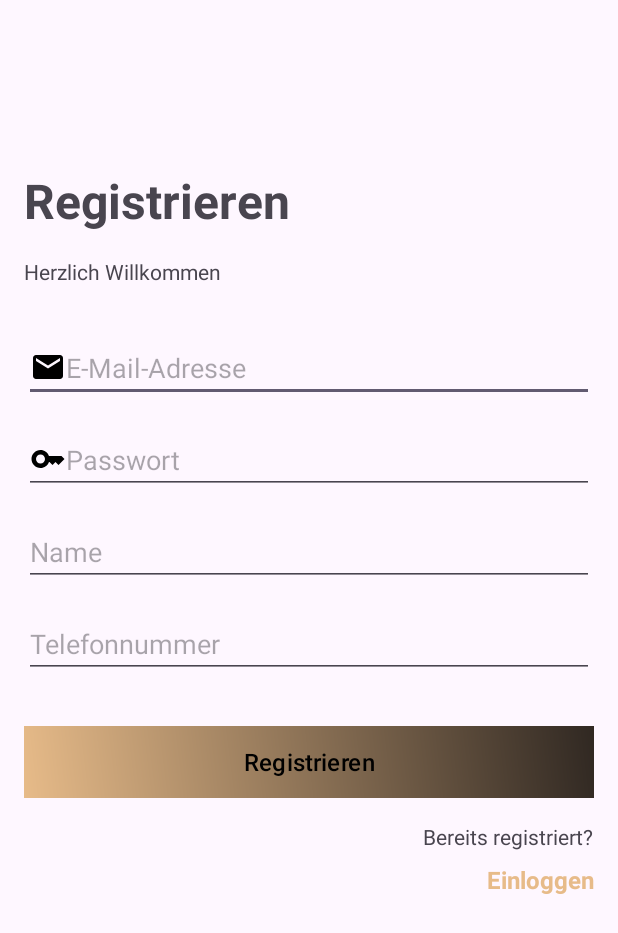
After one commit to Yanni17/Ame_Noire, an Android app: the fragment RegisterFragment shown on its own in the app's theme, on a phone screen of 412 x 824 dp. The commit adds this screen. Shown: the top 933 px of the screen. Run offline under Robolectric (Android 15) with nearby library versions, the phone set to English and light mode, and no system bars; our stand-ins replace Firebase (no records; nobody signed in at launch, a user with empty details on screens opened directly), Room's generated code; 2 statements that could not run were skipped.

Commit message:
Firebase angebunden + Layouts erstellet

```diff
--- a/app/build.gradle
+++ b/app/build.gradle
@@ -3,6 +3,7 @@ plugins {
     id 'org.jetbrains.kotlin.android'
     id 'androidx.navigation.safeargs.kotlin'
     id 'kotlin-kapt'
+    id 'com.google.gms.google-services'
 }
 
 android {
@@ -43,6 +44,8 @@ dependencies {
     implementation 'androidx.appcompat:appcompat:1.6.1'
     implementation 'com.google.android.material:material:1.5.0'
     implementation 'androidx.constraintlayout:constraintlayout:2.1.4'
+    implementation 'com.google.firebase:firebase-firestore-ktx:24.8.1'
+    implementation 'com.google.firebase:firebase-auth-ktx:22.1.2'
     testImplementation 'junit:junit:4.13.2'
     androidTestImplementation 'androidx.test.ext:junit:1.1.5'
     androidTestImplementation 'androidx.test.espresso:espresso-core:3.5.1'
--- a/app/src/main/java/com/example/shoptest/MainActivity.kt
+++ b/app/src/main/java/com/example/shoptest/MainActivity.kt
@@ -2,11 +2,7 @@ package com.example.shoptest
 
 import androidx.appcompat.app.AppCompatActivity
 import android.os.Bundle
-import android.view.MenuItem
 import androidx.appcompat.widget.Toolbar
-import androidx.appcompat.app.ActionBar
-import androidx.fragment.app.Fragment
-import androidx.navigation.findNavController
 import androidx.navigation.fragment.NavHostFragment
 import androidx.navigation.ui.NavigationUI
 import androidx.navigation.ui.setupWithNavController
@@ -28,7 +24,6 @@ class MainActivity : AppCompatActivity() {
 
         val toolbar: Toolbar = findViewById(R.id.materialToolbar)
         setSupportActionBar(toolbar)
-        setToolbarTitle("Home")
         supportActionBar?.setDisplayHomeAsUpEnabled(false)
 
         binding.bottomNavigationView.setOnItemSelectedListener { item ->
--- a/app/src/main/java/com/example/shoptest/MainViewModel.kt
+++ b/app/src/main/java/com/example/shoptest/MainViewModel.kt
@@ -11,57 +11,113 @@ import com.example.shoptest.data.datamodels.Datasource
 import com.example.shoptest.data.datamodels.local.getDatabase
 import com.example.shoptest.data.datamodels.models.Clothes
 import com.example.shoptest.data.datamodels.models.Kategorie
+import com.example.shoptest.data.datamodels.models.Profile
+import com.google.firebase.auth.FirebaseAuth
+import com.google.firebase.auth.FirebaseUser
+import com.google.firebase.firestore.DocumentReference
+import com.google.firebase.firestore.FirebaseFirestore
 import kotlinx.coroutines.Dispatchers
 import kotlinx.coroutines.launch
 
-class MainViewModel(application: Application): AndroidViewModel(application) {
+class MainViewModel(application: Application) : AndroidViewModel(application) {
+
+    val firebaseAuth = FirebaseAuth.getInstance()
+    val firestore = FirebaseFirestore.getInstance()
+
+    private val _user: MutableLiveData<FirebaseUser?> = MutableLiveData()
+    val user: LiveData<FirebaseUser?>
+        get() = _user
+
+    lateinit var profileRef: DocumentReference
+
 
     private val database = getDatabase(application)
 
-    private val repository = AppRepository(ClothesApi,database)
+    private val repository = AppRepository(ClothesApi, database)
 
     private val _datasource = MutableLiveData<List<Kategorie>>()
-    val datasource : LiveData<List<Kategorie>>
+    val datasource: LiveData<List<Kategorie>>
         get() = _datasource
 
     init {
         _datasource.postValue(Datasource(application).loadCategories())
         loadData()
+        setupUserEnv()
     }
 
-    fun loadData(){
+    fun loadData() {
 
         viewModelScope.launch(Dispatchers.IO) {
             repository.getClothes()
         }
-
     }
 
-    fun getAllHerren(): LiveData<List<Clothes>>{
-            return repository.getAllHerren()
+    //FIREBASE_
+
+    fun setupUserEnv() {
+        _user.value = firebaseAuth.currentUser
+
+        firebaseAuth.currentUser?.let {
+            profileRef = firestore.collection("Profile").document(firebaseAuth.currentUser!!.uid)
+        }
     }
 
-    fun getAllDamen(): LiveData<List<Clothes>>{
+    fun signUp(email: String, password: String, name: String, telefonnummer: String) {
+
+        firebaseAuth.createUserWithEmailAndPassword(email, password).addOnCompleteListener {
+
+            if (it.isSuccessful) {
+                val profile = Profile(name, telefonnummer)
+                profileRef.set(profile)
+                setupUserEnv()
+            }
+        }
+    }
+
+    fun signOut() {
+        firebaseAuth.signOut()
+        _user.value = firebaseAuth.currentUser
+    }
+
+    fun signIn(email: String, password: String) {
+        firebaseAuth.signInWithEmailAndPassword(email, password).addOnCompleteListener {
+
+            if (it.isSuccessful) {
+                setupUserEnv()
+
+            }
+        }
+    }
+
+    //ROOM_
+
+    fun getAllHerren(): LiveData<List<Clothes>> {
+        return repository.getAllHerren()
+    }
+
+    fun getAllDamen(): LiveData<List<Clothes>> {
         return repository.getAllDamen()
     }
 
-    fun getAllElectrics(): LiveData<List<Clothes>>{
+    fun getAllElectrics(): LiveData<List<Clothes>> {
         return repository.getAllElectrics()
     }
 
-    fun getAllJewelry(): LiveData<List<Clothes>>{
+    fun getAllJewelry(): LiveData<List<Clothes>> {
         return repository.getAllJewelry()
     }
-    fun getAllLiked(): LiveData<List<Clothes>>{
+
+    fun getAllLiked(): LiveData<List<Clothes>> {
         return repository.getAllLiked()
     }
 
-    fun updateLike(liked: Int,id: Int){
+    fun updateLike(liked: Int, id: Int) {
         viewModelScope.launch(Dispatchers.IO) {
-            repository.updateLike(liked,id)
+            repository.updateLike(liked, id)
         }
     }
-    fun getDetail(id: Int): LiveData<Clothes>{
+
+    fun getDetail(id: Int): LiveData<Clothes> {
         return repository.getDetail(id)
     }
 }
--- /dev/null
+++ b/app/src/main/java/com/example/shoptest/data/datamodels/models/Profile.kt
@@ -0,0 +1,6 @@
+package com.example.shoptest.data.datamodels.models
+
+class Profile(
+    var name: String,
+    var telefonNummer: String,
+)
--- /dev/null
+++ b/app/src/main/java/com/example/shoptest/ui/RegisterFragment.kt
@@ -0,0 +1,54 @@
+package com.example.shoptest.ui
+
+import android.os.Bundle
+import androidx.fragment.app.Fragment
+import android.view.LayoutInflater
+import android.view.View
+import android.view.ViewGroup
+import androidx.fragment.app.activityViewModels
+import androidx.navigation.fragment.findNavController
+import com.example.shoptest.MainViewModel
+import com.example.shoptest.R
+import com.example.shoptest.databinding.FragmentRegisterBinding
+
+
+class RegisterFragment : Fragment() {
+
+    val viewmodel: MainViewModel by activityViewModels()
+    private lateinit var binding: FragmentRegisterBinding
+
+
+
+    override fun onCreateView(
+        inflater: LayoutInflater, container: ViewGroup?,
+        savedInstanceState: Bundle?
+    ): View? {
+        binding = FragmentRegisterBinding.inflate(inflater,container,false)
+        return binding.root
+    }
+
+    override fun onViewCreated(view: View, savedInstanceState: Bundle?) {
+        super.onViewCreated(view, savedInstanceState)
+
+        binding.registerBTN.setOnClickListener {
+            val email = binding.emailET.text.toString()
+            val password = binding.editTextTextPassword.text.toString()
+            val telefonNummer = binding.telefonNummerET.text.toString()
+            val name = binding.nameET.text.toString()
+
+            viewmodel.signUp(email,password,name,telefonNummer)
+        }
+
+        viewmodel.user.observe(viewLifecycleOwner){
+            if (it != null ){
+                findNavController().navigate(R.id.homeFragment)
+            }
+        }
+
+
+
+    }
+
+
+
+}
--- /dev/null
+++ b/app/src/main/res/drawable/baseline_email_24.xml
@@ -0,0 +1,5 @@
+<vector android:height="24dp" android:tint="#000000"
+    android:viewportHeight="24" android:viewportWidth="24"
+    android:width="24dp" xmlns:android="http://schemas.android.com/apk/res/android">
+    <path android:fillColor="@android:color/white" android:pathData="M20,4L4,4c-1.1,0 -1.99,0.9 -1.99,2L2,18c0,1.1 0.9,2 2,2h16c1.1,0 2,-0.9 2,-2L22,6c0,-1.1 -0.9,-2 -2,-2zM20,8l-8,5 -8,-5L4,6l8,5 8,-5v2z"/>
+</vector>
--- /dev/null
+++ b/app/src/main/res/drawable/baseline_key_24.xml
@@ -0,0 +1,5 @@
+<vector android:height="24dp" android:tint="#000000"
+    android:viewportHeight="24" android:viewportWidth="24"
+    android:width="24dp" xmlns:android="http://schemas.android.com/apk/res/android">
+    <path android:fillColor="@android:color/white" android:pathData="M21,10h-8.35C11.83,7.67 9.61,6 7,6c-3.31,0 -6,2.69 -6,6s2.69,6 6,6c2.61,0 4.83,-1.67 5.65,-4H13l2,2l2,-2l2,2l4,-4.04L21,10zM7,15c-1.65,0 -3,-1.35 -3,-3c0,-1.65 1.35,-3 3,-3s3,1.35 3,3C10,13.65 8.65,15 7,15z"/>
+</vector>
--- /dev/null
+++ b/app/src/main/res/drawable/baseline_remove_red_eye_24.xml
@@ -0,0 +1,5 @@
+<vector android:height="24dp" android:tint="#000000"
+    android:viewportHeight="24" android:viewportWidth="24"
+    android:width="24dp" xmlns:android="http://schemas.android.com/apk/res/android">
+    <path android:fillColor="@android:color/white" android:pathData="M12,4.5C7,4.5 2.73,7.61 1,12c1.73,4.39 6,7.5 11,7.5s9.27,-3.11 11,-7.5c-1.73,-4.39 -6,-7.5 -11,-7.5zM12,17c-2.76,0 -5,-2.24 -5,-5s2.24,-5 5,-5 5,2.24 5,5 -2.24,5 -5,5zM12,9c-1.66,0 -3,1.34 -3,3s1.34,3 3,3 3,-1.34 3,-3 -1.34,-3 -3,-3z"/>
+</vector>
--- /dev/null
+++ b/app/src/main/res/layout/fragment_register.xml
@@ -0,0 +1,114 @@
+<?xml version="1.0" encoding="utf-8"?>
+<androidx.constraintlayout.widget.ConstraintLayout xmlns:android="http://schemas.android.com/apk/res/android"
+    xmlns:app="http://schemas.android.com/apk/res-auto"
+    xmlns:tools="http://schemas.android.com/tools"
+    android:layout_width="match_parent"
+    android:layout_height="match_parent"
+    tools:context=".ui.RegisterFragment"
+    android:padding="16dp">
+
+
+    <TextView
+        android:id="@+id/header2TV"
+        android:layout_width="wrap_content"
+        android:layout_height="wrap_content"
+        android:text="@string/register"
+        android:layout_marginTop="96dp"
+        android:textSize="32sp"
+        android:textStyle="bold"
+        app:layout_constraintStart_toStartOf="parent"
+        app:layout_constraintTop_toTopOf="parent" />
+
+    <TextView
+        android:id="@+id/subhead2TV"
+        android:layout_width="wrap_content"
+        android:layout_height="wrap_content"
+        android:layout_marginTop="16dp"
+        android:text="@string/welcome"
+        app:layout_constraintStart_toStartOf="parent"
+        app:layout_constraintTop_toBottomOf="@+id/header2TV" />
+
+    <EditText
+        android:id="@+id/emailET"
+        android:layout_width="0dp"
+        android:layout_height="wrap_content"
+        android:layout_marginTop="32dp"
+        android:inputType="text"
+        android:drawableLeft="@drawable/baseline_email_24"
+        android:hint="@string/email_adress"
+        app:layout_constraintEnd_toEndOf="parent"
+        app:layout_constraintStart_toStartOf="parent"
+        app:layout_constraintTop_toBottomOf="@+id/subhead2TV" />
+
+    <EditText
+        android:id="@+id/editTextTextPassword"
+        android:layout_width="0dp"
+        android:layout_height="wrap_content"
+        android:layout_marginTop="16dp"
+        android:ems="10"
+        android:hint="@string/Passwort"
+        android:drawableLeft="@drawable/baseline_key_24"
+        android:inputType="textPassword"
+        app:layout_constraintEnd_toEndOf="parent"
+        app:layout_constraintStart_toStartOf="parent"
+        app:layout_constraintTop_toBottomOf="@+id/emailET" />
+
+    <EditText
+        android:id="@+id/nameET"
+        android:layout_width="0dp"
+        android:layout_height="wrap_content"
+        android:layout_marginTop="16dp"
+        android:ems="10"
+        android:inputType="text"
+        android:hint="@string/name"
+        app:layout_constraintEnd_toEndOf="parent"
+        app:layout_constraintStart_toStartOf="parent"
+        app:layout_constraintTop_toBottomOf="@+id/editTextTextPassword" />
+
+    <EditText
+        android:id="@+id/telefonNummerET"
+        android:layout_width="0dp"
+        android:layout_height="wrap_content"
+        android:layout_marginTop="16dp"
+        android:ems="10"
+        android:inputType="text"
+        android:hint="@string/telefonnummer"
+        app:layout_constraintEnd_toEndOf="parent"
+        app:layout_constraintStart_toStartOf="parent"
+        app:layout_constraintTop_toBottomOf="@+id/nameET" />
+
+    <Button
+        android:id="@+id/registerBTN"
+        android:layout_width="0dp"
+        android:layout_height="wrap_content"
+        android:layout_marginTop="32dp"
+        android:background="@drawable/gradient"
+        android:text="@string/register"
+        android:textSize="16sp"
+        android:textColor="?colorOnSecondary"
+        app:backgroundTint="@null"
+        app:layout_constraintEnd_toEndOf="parent"
+        app:layout_constraintStart_toStartOf="parent"
+        app:layout_constraintTop_toBottomOf="@+id/telefonNummerET" />
+
+    <TextView
+        android:id="@+id/register2TV"
+        android:layout_width="wrap_content"
+        android:layout_height="wrap_content"
+        android:layout_marginTop="16dp"
+        android:text="@string/already_signup"
+        app:layout_constraintEnd_toEndOf="parent"
+        app:layout_constraintTop_toBottomOf="@+id/registerBTN" />
+
+    <TextView
+        android:id="@+id/einloggenTV"
+        android:layout_width="wrap_content"
+        android:layout_height="wrap_content"
+        android:layout_marginTop="8dp"
+        android:text="@string/einloggen"
+        android:textColor="@color/gold"
+        android:textSize="16sp"
+        android:textStyle="bold"
+        app:layout_constraintEnd_toEndOf="parent"
+        app:layout_constraintTop_toBottomOf="@+id/register2TV" />
+</androidx.constraintlayout.widget.ConstraintLayout>
--- a/app/src/main/res/values/ic_launcher_background.xml
+++ b/app/src/main/res/values/ic_launcher_background.xml
@@ -1,4 +1,4 @@
 <?xml version="1.0" encoding="utf-8"?>
 <resources>
-    <color name="ic_launcher_background">#000000</color>
+    <color name="ic_launcher_background">@color/background</color>
 </resources>
--- a/app/src/main/res/values/strings.xml
+++ b/app/src/main/res/values/strings.xml
@@ -7,5 +7,17 @@
     <string name="elektronik">Elektronik</string>
     <string name="schmuck">Schmuck</string>
     <string name="favoriten">Ihre Favoriten sind aktuell noch leer.</string>
+    <string name="register">Registrieren</string>
+    <string name="einloggen">Einloggen</string>
+    <string name="welcome">Herzlich Willkommen</string>
+    <string name="already_signup"> Bereits registriert?</string>
+    <string name="Passwort">Passwort</string>
+    <string name="email_adress">E-Mail-Adresse</string>
+    <string name="google_login">Weiter mit Google</string>
+    <string name="apple_login">Weiter mit Apple</string>
+    <string name="noch_keinen_Account">Noch keinen Account?</string>
+    <string name="name">Name</string>
+    <string name="telefonnummer">Telefonnummer</string>
+
 
 </resources>
--- a/build.gradle
+++ b/build.gradle
@@ -9,6 +9,7 @@ buildscript {
     }
     dependencies {
         classpath("androidx.navigation:navigation-safe-args-gradle-plugin:$nav_version")
+        classpath 'com.google.gms:google-services:4.4.0'
     }
 
 }
@@ -16,7 +17,7 @@ buildscript {
 
 
 plugins {
-    id 'com.android.application' version '8.0.2' apply false
-    id 'com.android.library' version '8.0.2' apply false
+    id 'com.android.application' version '8.1.1' apply false
+    id 'com.android.library' version '8.1.1' apply false
     id 'org.jetbrains.kotlin.android' version '1.8.20' apply false
 }
```
Also changed, not shown: app/src/main/java/com/example/shoptest/data/datamodels/AppRepository.kt (+0 -8 lines), app/src/main/java/com/example/shoptest/ui/DetailFragment.kt (+8 -5 lines), app/src/main/java/com/example/shoptest/ui/LoginFragment.kt (added, +44 -0 lines), app/src/main/res/layout/fragment_login.xml (added, +136 -0 lines), app/src/main/res/navigation/nav_graph.xml (+10 -0 lines), 1 other file.
